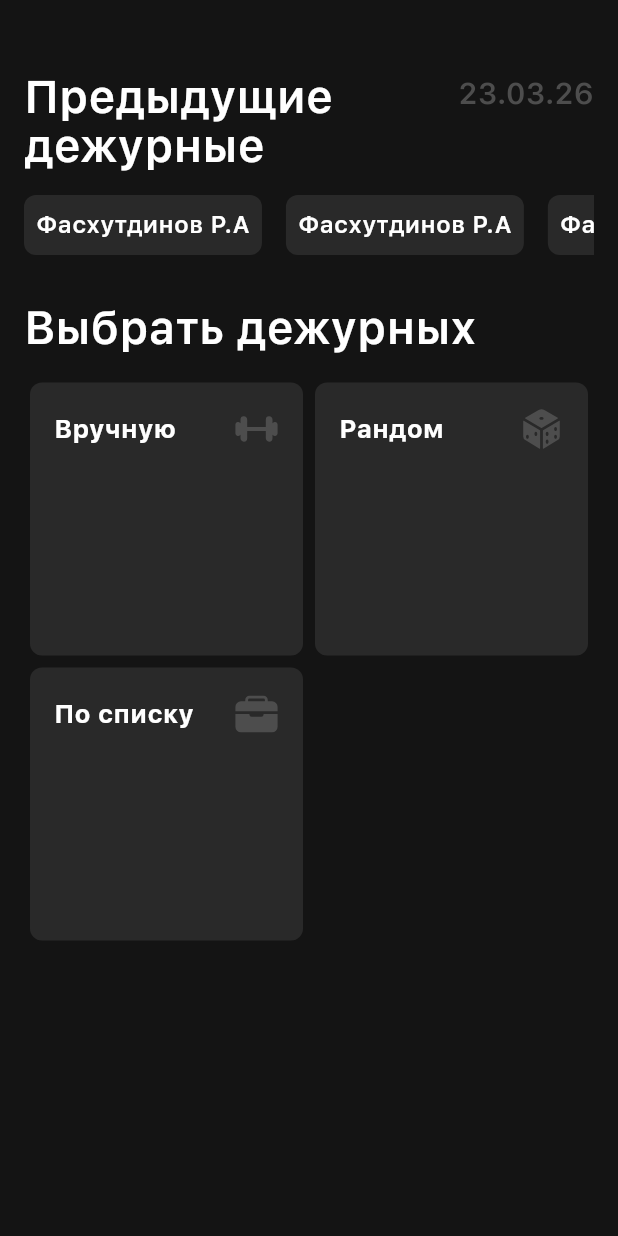
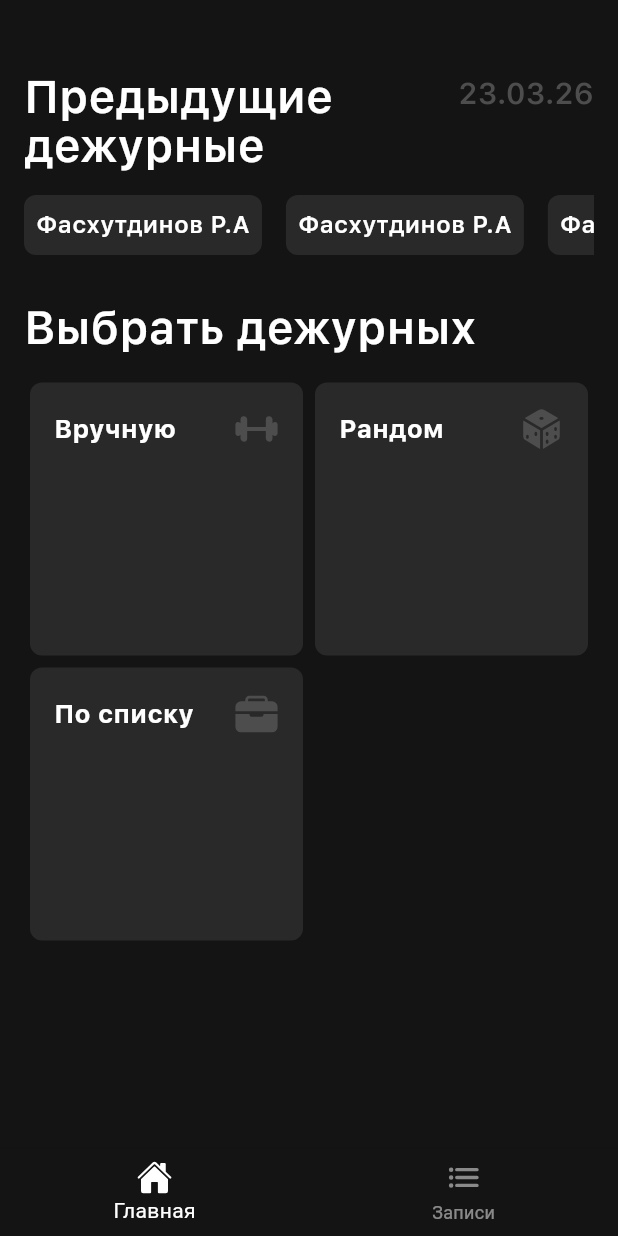
Before and after one commit to Sosisska123/duty-selector, a Flutter app: the screen it shows after launch, on a phone screen of 412 x 824 dp. Run offline on Flutter 3.47's test engine with Material 3 defaults, Android fonts, the phone set to English and light mode, and no system bars; our stand-ins replace ionicons, sqflite; accounts and stored records are empty.

Commit message:
feat: nav bar, page rename

```diff
--- a/lib/design.dart
+++ b/lib/design.dart
@@ -87,3 +87,8 @@ class AppRadius {
   static const double small = 4.0;
   static const double medium = 8.0;
 }
+
+class AppRoutes {
+  static const home = '/';
+  static const list = '/list';
+}
--- a/lib/main.dart
+++ b/lib/main.dart
@@ -1,4 +1,5 @@
 import 'package:duty_selector/design.dart';
+import 'package:duty_selector/pages/list.dart';
 import 'package:flutter/material.dart';
 import 'pages/home.dart';
 
@@ -14,7 +15,10 @@ class DutySelectorApp extends StatelessWidget {
     return MaterialApp(
       title: 'Duty Selector',
       theme: getTheme(),
-      home: const HomePage(),
+      routes: {
+        AppRoutes.home: (context) => const HomeScreen(),
+        AppRoutes.list: (context) => const ListScreen(),
+      },
     );
   }
 }
--- a/lib/pages/home.dart
+++ b/lib/pages/home.dart
@@ -2,19 +2,20 @@ import 'package:duty_selector/components/last_duties.dart';
 import 'package:duty_selector/components/select_duty.dart';
 import 'package:duty_selector/design.dart';
 import 'package:flutter/material.dart';
+import 'package:ionicons/ionicons.dart';
 
-class HomePage extends StatefulWidget {
-  const HomePage({super.key});
+class HomeScreen extends StatefulWidget {
+  const HomeScreen({super.key});
 
   @override
-  State<HomePage> createState() => _HomePageState();
+  State<HomeScreen> createState() => _HomeScreenState();
 }
 
-class _HomePageState extends State<HomePage> {
+class _HomeScreenState extends State<HomeScreen> {
   @override
   Widget build(BuildContext context) {
     return Scaffold(
-      body: SafeArea(
+      body: const SafeArea(
         minimum: EdgeInsets.symmetric(horizontal: AppSpacing.medium),
         child: Column(
           crossAxisAlignment: CrossAxisAlignment.start,
@@ -26,6 +27,15 @@ class _HomePageState extends State<HomePage> {
           ],
         ),
       ),
+      bottomNavigationBar: BottomNavigationBar(
+        items: const [
+          BottomNavigationBarItem(label: "Главная", icon: Icon(Ionicons.home)),
+          BottomNavigationBarItem(label: "Записи", icon: Icon(Ionicons.list)),
+        ],
+        onTap: (index) {
+          Navigator.pushNamed(context, '/list');
+        },
+      ),
     );
   }
 }
--- /dev/null
+++ b/lib/pages/list.dart
@@ -0,0 +1,10 @@
+import 'package:flutter/material.dart';
+
+class ListScreen extends StatelessWidget {
+  const ListScreen({super.key});
+
+  @override
+  Widget build(BuildContext context) {
+    return const Scaffold(body: Text('data'));
+  }
+}
```
